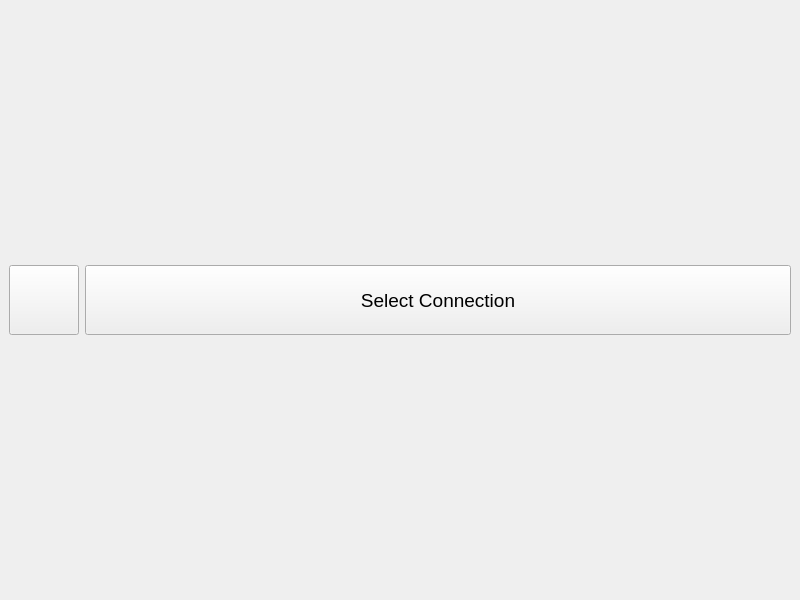
Before: the Qt Designer form LSerialTerm/MainWindow.ui in UladRH/LSerialTerm, drawn with Qt 5.
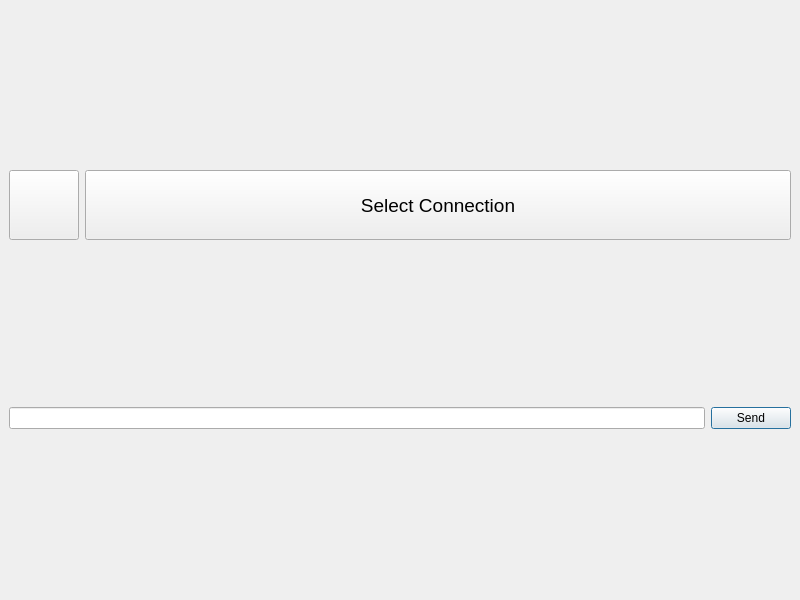
After: the same form once the commit is applied.

Commit message: Add sending messages to port

Diff of the .ui file:
```diff
--- a/LSerialTerm/MainWindow.ui
+++ b/LSerialTerm/MainWindow.ui
@@ -87,6 +87,26 @@
       </item>
      </layout>
     </item>
+    <item>
+     <layout class="QHBoxLayout" name="horizontalLayout_2">
+      <item>
+       <widget class="QLineEdit" name="editSend"/>
+      </item>
+      <item>
+       <widget class="QPushButton" name="buttonSend">
+        <property name="text">
+         <string>Send</string>
+        </property>
+        <property name="autoDefault">
+         <bool>true</bool>
+        </property>
+        <property name="default">
+         <bool>true</bool>
+        </property>
+       </widget>
+      </item>
+     </layout>
+    </item>
    </layout>
   </widget>
   <widget class="QMenuBar" name="menubar">
```
The commit also changes 2 other files.
